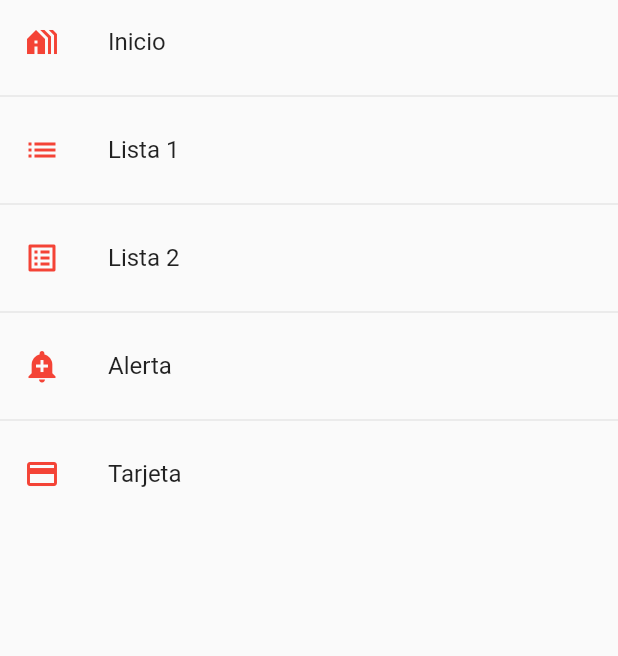
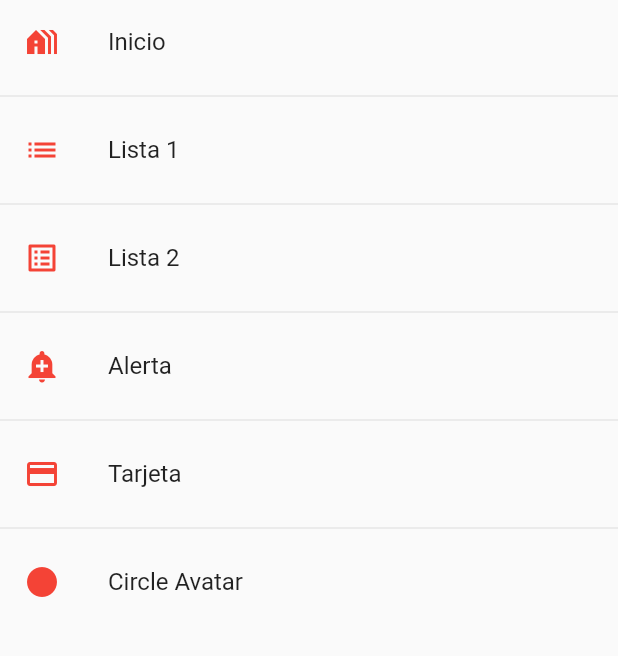
Before and after one commit to benoffi7/flutter, a Flutter app: the screen it shows after launch, on a phone screen of 412 x 824 dp, the part 84-740 px from its top. Run offline on Flutter 3.47's test engine with Material 2 defaults, Android fonts, the phone set to English and light mode, and no system bars.

Commit message:
CircleAvatar

```diff
--- a/componentes/componentes/lib/router/app_routes.dart
+++ b/componentes/componentes/lib/router/app_routes.dart
@@ -32,6 +32,11 @@ class AppRoutes {
         route: 'card',
         screen: CardScreen(),
         icon: Icons.credit_card),
+    MenuOption(
+        name: 'Circle Avatar',
+        route: 'circle',
+        screen: CircleScreen(),
+        icon: Icons.circle),
   ];
 
   //esto es para el main
--- a/componentes/componentes/lib/screens/screens.dart
+++ b/componentes/componentes/lib/screens/screens.dart
@@ -1,3 +1,5 @@
+export 'package:componentes/screens/circle_avatar.dart';
+
 export 'package:componentes/screens/alert_screen.dart';
 export 'package:componentes/screens/card_screen.dart';
 export 'package:componentes/screens/home_screen.dart';
```
Also changed, not shown: componentes/componentes/lib/screens/circle_avatar.dart (added, +28 -0 lines).
